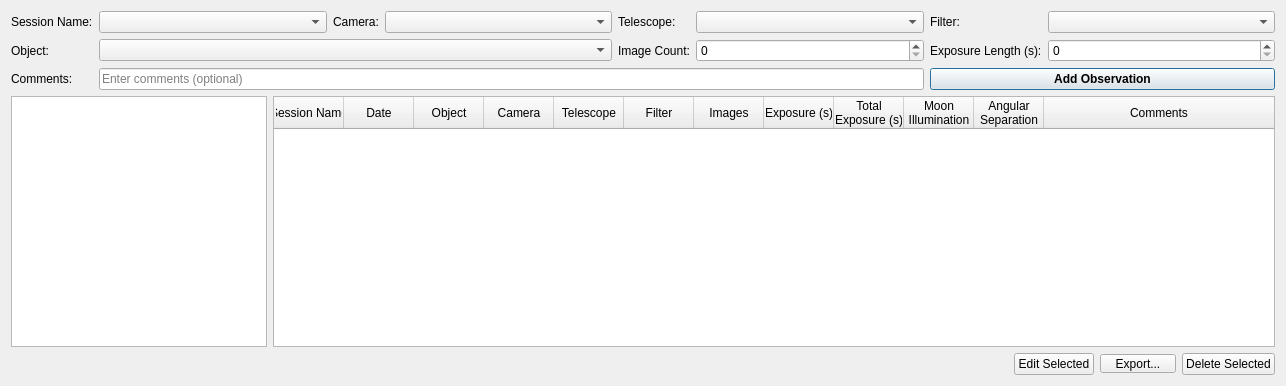
prookyon/MonoObsLog2, file uifiles/observations_tab.ui: the form before one commit.
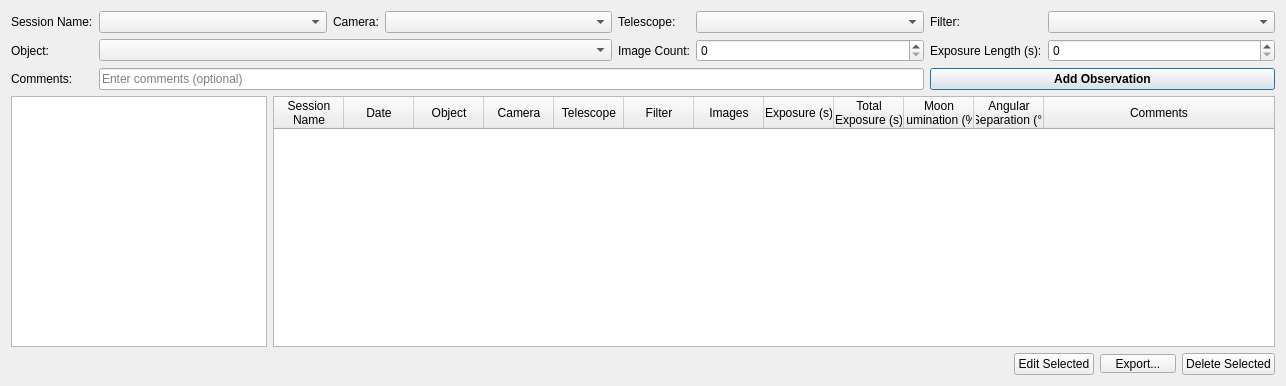
The form after the commit.

The edit to the form file:
```diff
--- a/uifiles/observations_tab.ui
+++ b/uifiles/observations_tab.ui
@@ -162,7 +162,8 @@
        </attribute>
        <column>
         <property name="text">
-         <string>Session Name</string>
+         <string>Session
+Name</string>
         </property>
        </column>
        <column>
@@ -209,13 +210,13 @@
        <column>
         <property name="text">
          <string>Moon
-Illumination</string>
+Illumination (%)</string>
         </property>
        </column>
        <column>
         <property name="text">
          <string>Angular
-Separation</string>
+Separation (°)</string>
         </property>
        </column>
        <column>
```
Left out of the diff: 2 changed lines with no effect on the pictures.
